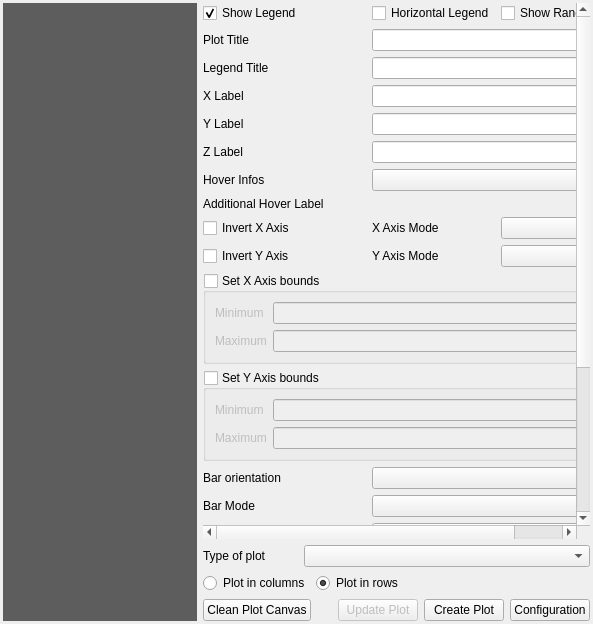
ghtmtt/DataPlotly, file DataPlotly/ui/dataplotly_dockwidget_base.ui: the form before one commit.
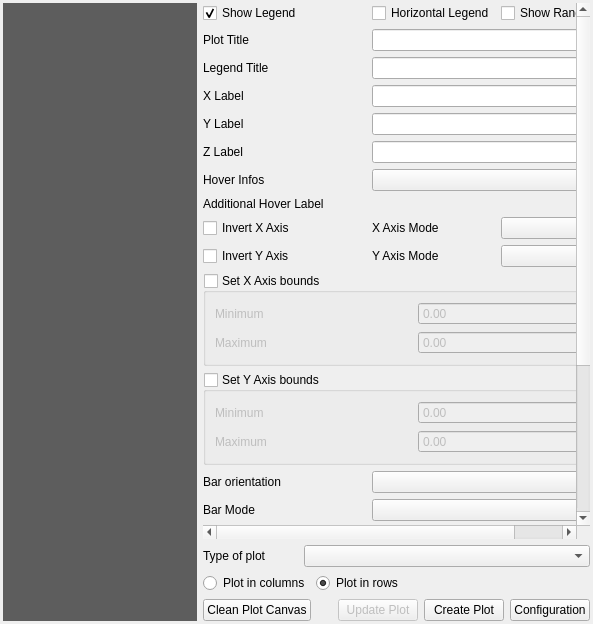
The form after the commit. The open tabs and pages were chosen to show the change. Custom widgets are drawn as their Qt base class.

Commit message: Replace QLineEdit with QgsDoubleSpinBox

What changed in the file:
```diff
--- a/DataPlotly/ui/dataplotly_dockwidget_base.ui
+++ b/DataPlotly/ui/dataplotly_dockwidget_base.ui
@@ -897,7 +897,7 @@
                    </property>
                    <layout class="QGridLayout" name="gridLayout_11">
                     <item row="0" column="1">
-                     <widget class="QLineEdit" name="x_axis_min"/>
+                     <widget class="QgsDoubleSpinBox" name="x_axis_min"/>
                     </item>
                     <item row="1" column="0">
                      <widget class="QLabel" name="x_axis_max_label">
@@ -914,7 +914,7 @@
                      </widget>
                     </item>
                     <item row="1" column="1">
-                     <widget class="QLineEdit" name="x_axis_max"/>
+                     <widget class="QgsDoubleSpinBox" name="x_axis_max"/>
                     </item>
                    </layout>
                   </widget>
@@ -946,10 +946,10 @@
                      </widget>
                     </item>
                     <item row="0" column="1">
-                     <widget class="QLineEdit" name="y_axis_min"/>
+                     <widget class="QgsDoubleSpinBox" name="y_axis_min"/>
                     </item>
                     <item row="1" column="1">
-                     <widget class="QLineEdit" name="y_axis_max"/>
+                     <widget class="QgsDoubleSpinBox" name="y_axis_max"/>
                     </item>
                    </layout>
                   </widget>
```
The commit also changes 1 other file.
